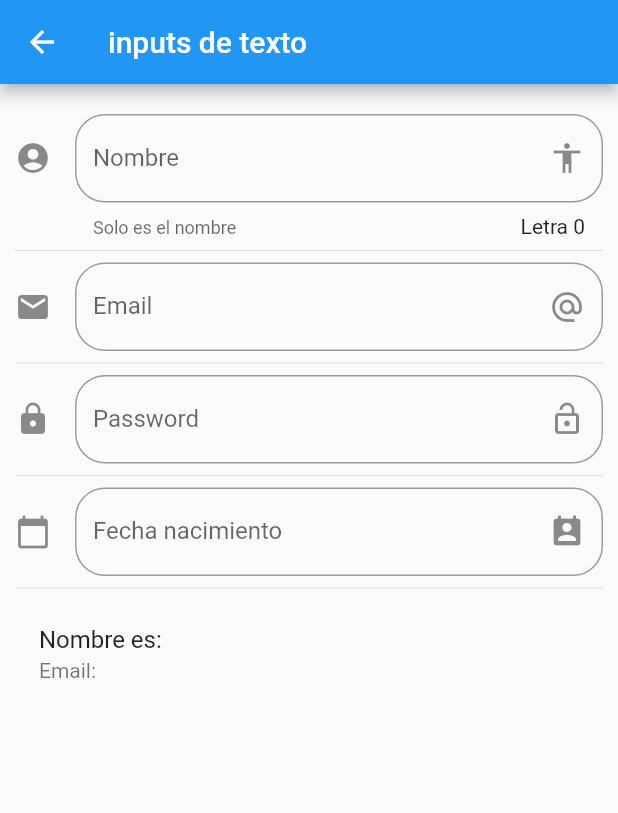
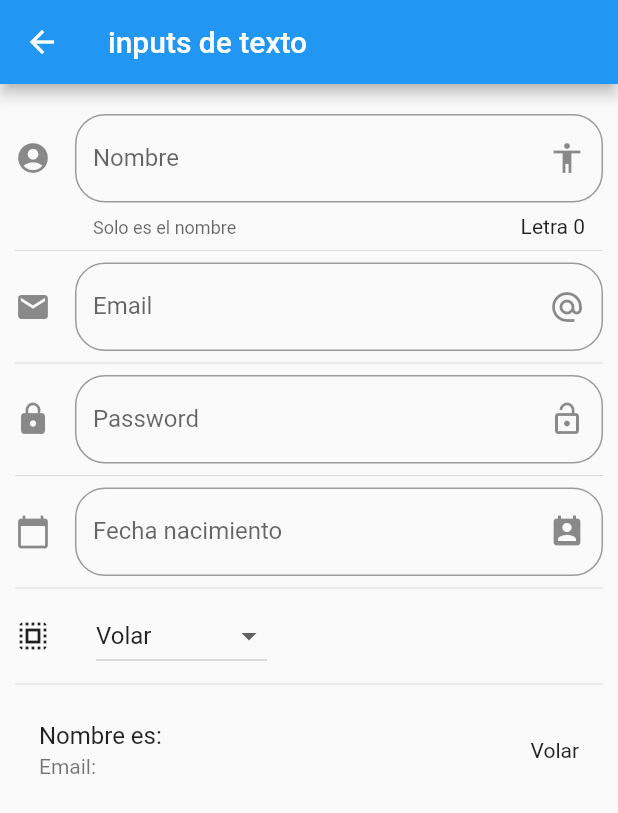
Before and after one commit to San2393/componentes-flutter, a Flutter app: the InputPage screen opened by its route, on a phone screen of 412 x 824 dp. Shown: the top 813 px of the screen. Run offline on Flutter 3.47's test engine with Material 2 defaults, Android fonts, the phone set to English and light mode, and no system bars.

Commit message:
Se agrega slider y dropdown

```diff
--- a/data/menu_opts.json
+++ b/data/menu_opts.json
@@ -25,6 +25,11 @@
             "ruta" : "inputs",
             "icon" : "input",
             "texto": "Inputs"
+        },
+        {
+            "ruta" : "slider",
+            "icon" : "tune",
+            "texto": "Slider - check"
         }
     ]
 }
--- a/lib/src/pages/input_page.dart
+++ b/lib/src/pages/input_page.dart
@@ -9,6 +9,9 @@ class _InputPageState extends State<InputPage> {
   String _nombre = '';
   String _email = '';
   String _fecha = '';
+  String _opcionSeleccionada = "Volar";
+
+  List<String> _poderes = ["Volar", "Rayos x", "Super fuerza"];
   TextEditingController _inputFieldDateControler = new TextEditingController();
 
   @override
@@ -27,6 +30,8 @@ class _InputPageState extends State<InputPage> {
           _crearPassword(),
           Divider(),
           _crearFecha(context),
+          Divider(),
+          _crearDropdown(),
           Divider(),
           _crearPersona(),
         ],
@@ -72,6 +77,7 @@ class _InputPageState extends State<InputPage> {
     return ListTile(
       title: Text('Nombre es: $_nombre'),
       subtitle: Text('Email: $_email'),
+      trailing: Text(_opcionSeleccionada),
     );
   }
 
@@ -116,8 +122,7 @@ class _InputPageState extends State<InputPage> {
         initialDate: new DateTime.now(),
         firstDate: new DateTime(2018),
         lastDate: new DateTime(2025),
-        locale: Locale('es','ES')
-        );
+        locale: Locale('es', 'ES'));
 
     if (picked != null) {
       setState(() {
@@ -126,4 +131,34 @@ class _InputPageState extends State<InputPage> {
       });
     }
   }
+
+  List<DropdownMenuItem<String>> getOpcionesDropdown() {
+    List<DropdownMenuItem<String>> lista = new List();
+
+    _poderes.forEach((poder) {
+      lista.add(DropdownMenuItem(
+        child: Text(poder),
+        value: poder,
+      ));
+    });
+
+    return lista;
+  }
+
+  Widget _crearDropdown() {
+    return Row(
+      children: <Widget>[
+        Icon(Icons.select_all),
+        SizedBox(width: 30.0,),
+        DropdownButton(
+          value: _opcionSeleccionada,
+          items: getOpcionesDropdown(),
+          onChanged: (opt) {
+            setState(() => _opcionSeleccionada = opt);
+          },
+        )
+      ],
+    );
+
+  }
 }
--- a/lib/src/route/routes.dart
+++ b/lib/src/route/routes.dart
@@ -1,4 +1,5 @@
 import 'package:componentes/src/pages/input_page.dart';
+import 'package:componentes/src/pages/slide_page.dart';
 import 'package:flutter/material.dart';
 import 'package:componentes/src/pages/alert_page.dart';
 import 'package:componentes/src/pages/avatar_page.dart';
@@ -14,5 +15,6 @@ Map<String, WidgetBuilder> getApplicationRoutes() {
     'card': (BuildContext context) => CardPage(),
     'animatedContainer': (BuildContext context) => AnimatedContainerPage(),
     'inputs': (BuildContext context) => InputPage(),
+    'slider': (BuildContext context) => SliderPage(),
   };
 }
--- a/lib/src/utils/icono_string_util.dart
+++ b/lib/src/utils/icono_string_util.dart
@@ -5,7 +5,8 @@ final _icons = <String, IconData>{
   'accessibility': Icons.accessibility,
   'folder_open': Icons.folder_open,
   'donut_large': Icons.donut_large,
-  'input': Icons.input
+  'input': Icons.input,
+  'tune': Icons.tune
 };
 
 Icon getIcon(String nombreIcono) {
```
Also changed, not shown: lib/src/pages/slide_page.dart (added, +50 -0 lines).
